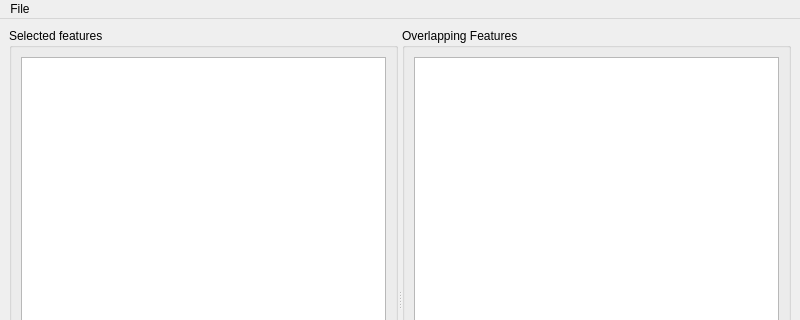
Qt form overlapviewer/OverlapMainWindow.ui (rug-compling/featuresqueeze) before a commit; both pictures show x 0 to 800 and y 0 to 320 of the 800 by 600 pixel window.
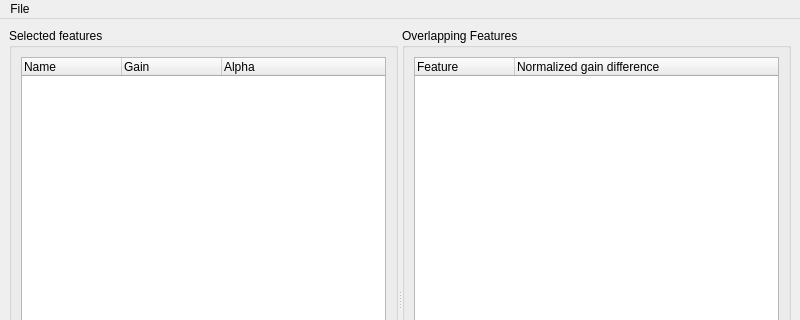
The same form after that commit.

Commit message: Overlap viewer: show features.

```diff
--- a/overlapviewer/OverlapMainWindow.ui
+++ b/overlapviewer/OverlapMainWindow.ui
@@ -26,7 +26,23 @@
        </property>
        <layout class="QVBoxLayout" name="verticalLayout">
         <item>
-         <widget class="QListWidget" name="featuresListWidget"/>
+         <widget class="QTreeWidget" name="featuresTreeWidget">
+          <column>
+           <property name="text">
+            <string>Name</string>
+           </property>
+          </column>
+          <column>
+           <property name="text">
+            <string>Gain</string>
+           </property>
+          </column>
+          <column>
+           <property name="text">
+            <string>Alpha</string>
+           </property>
+          </column>
+         </widget>
         </item>
        </layout>
       </widget>
@@ -36,7 +52,18 @@
        </property>
        <layout class="QVBoxLayout" name="verticalLayout_2">
         <item>
-         <widget class="QListWidget" name="overlappingListWidget"/>
+         <widget class="QTreeWidget" name="overlapTreeWidget">
+          <column>
+           <property name="text">
+            <string>Feature</string>
+           </property>
+          </column>
+          <column>
+           <property name="text">
+            <string>Normalized gain difference</string>
+           </property>
+          </column>
+         </widget>
         </item>
        </layout>
       </widget>
```
The commit also changes 10 other files.
